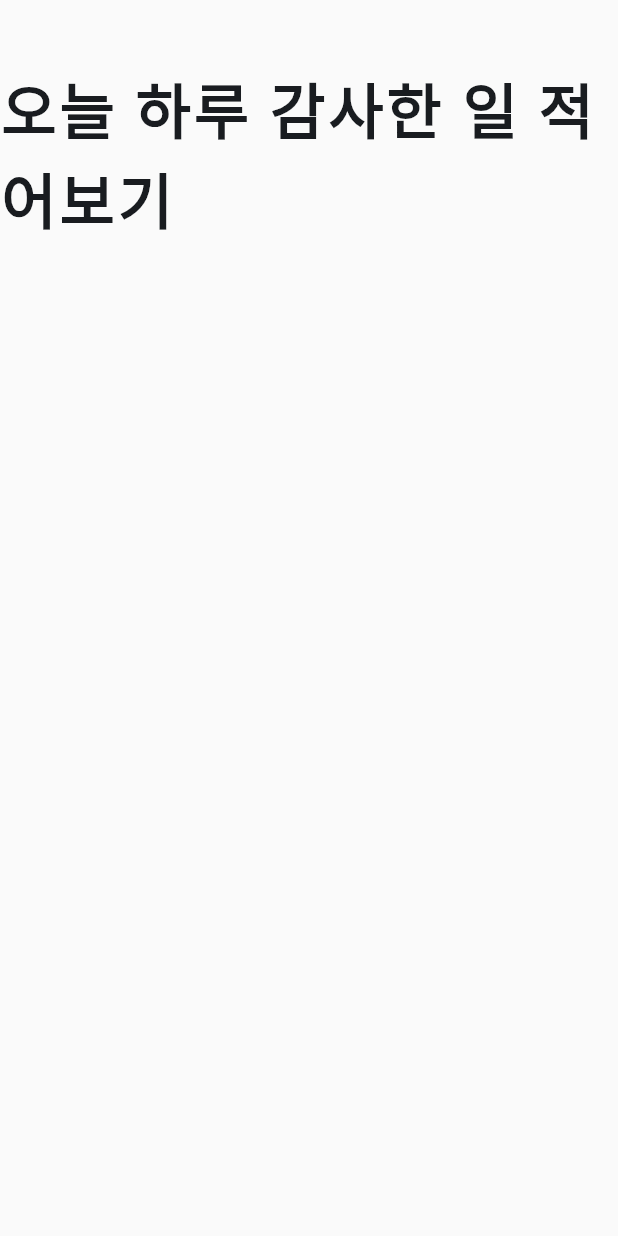
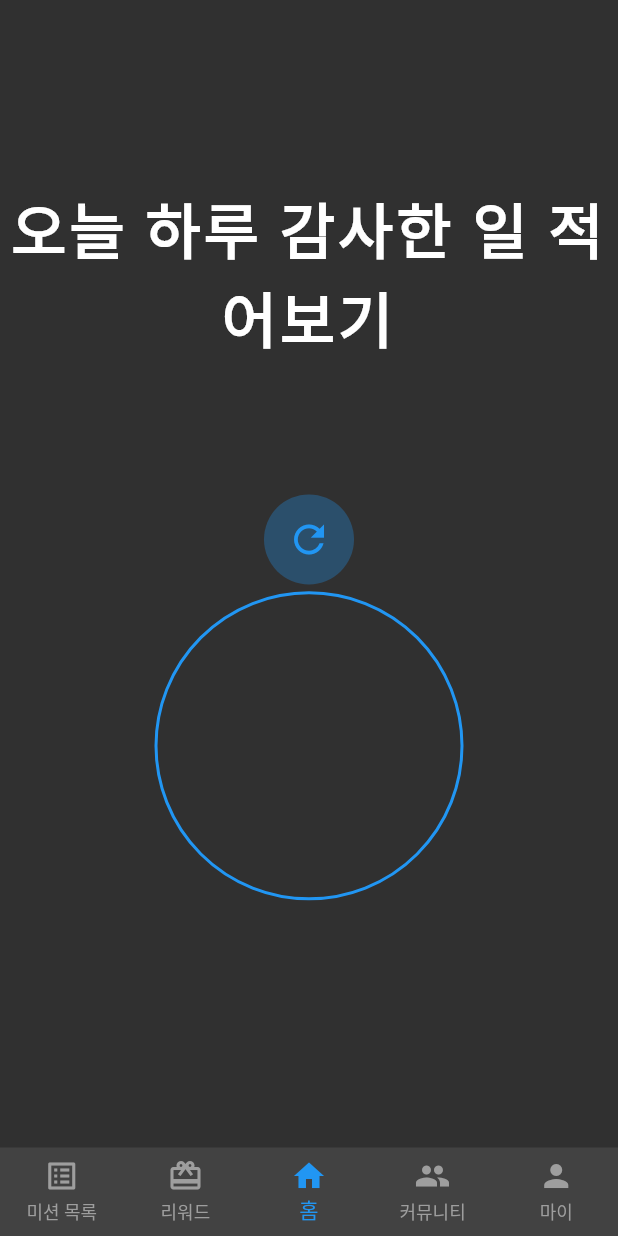
Before and after one commit to kimakuma/SIDE-comma, a Flutter app: the screen it shows after launch, on a phone screen of 412 x 824 dp. Run offline on Flutter 3.47's test engine with Material 3 defaults, Android fonts, the phone set to English and light mode, and no system bars; our stand-ins replace flutter_riverpod, riverpod_annotation; generated files the repository leaves out were written again.

Commit message:
옹 왔다

```diff
--- a/lib/core/router/app_router.dart
+++ /dev/null
@@ -1,18 +0,0 @@
-import 'package:flutter/material.dart';
-import 'package:go_router/go_router.dart';
-import 'package:comma/presentation/pages/main_page.dart';
-
-final goRouter = GoRouter(
-  initialLocation: '/',
-  routes: [
-    GoRoute(
-      path: '/',
-      builder: (context, state) => const MainPage(),
-    ),
-  ],
-  errorBuilder: (context, state) => Scaffold(
-    body: Center(
-      child: Text('페이지를 찾을 수 없습니다: ${state.error}'),
-    ),
-  ),
-);
--- a/lib/core/theme/app_theme.dart
+++ b/lib/core/theme/app_theme.dart
@@ -1,50 +1,92 @@
 import 'package:flutter/material.dart';
+
+class AppColors {
+  // Primary Colors
+  static const Color primary = Color(0xFF424242);
+  static const Color onPrimary = Color(0xFFFFFFFF);
+
+  // Background Colors
+  static const Color background = Color(0xFF303030);
+  static const Color surface = Color(0xFF424242);
+
+  // Text Colors
+  static const Color textPrimary = Color(0xFFFFFFFF);
+  static const Color textSecondary = Color(0xFFE0E0E0);
+  static const Color textHint = Color(0xFF9E9E9E);
+
+  // Icon Colors
+  static const Color iconPrimary = Color(0xFFFFFFFF);
+  static const Color iconSecondary = Color(0xFFE0E0E0);
+
+  // Border & Divider Colors
+  static const Color border = Color(0xFF484848);
+  static const Color divider = Color(0xFF484848);
+}
 
 class AppTheme {
   static ThemeData get lightTheme {
     return ThemeData(
-      useMaterial3: true,
-      brightness: Brightness.light,
-      colorScheme: ColorScheme.fromSeed(
-        seedColor: Colors.blue,
-        brightness: Brightness.light,
+      useMaterial3: false,
+      brightness: Brightness.dark,
+
+      // Color Scheme
+      colorScheme: const ColorScheme.dark(
+        primary: AppColors.primary,
+        onPrimary: AppColors.onPrimary,
+        secondary: AppColors.primary,
+        onSecondary: AppColors.onPrimary,
+        background: AppColors.background,
+        onBackground: AppColors.textPrimary,
+        surface: AppColors.surface,
+        onSurface: AppColors.textPrimary,
       ),
-      scaffoldBackgroundColor: Colors.grey[50],
+
+      // Scaffold Background Color
+      scaffoldBackgroundColor: AppColors.background,
+
+      // AppBar Theme
       appBarTheme: const AppBarTheme(
-        centerTitle: true,
+        backgroundColor: AppColors.surface,
+        foregroundColor: AppColors.textPrimary,
         elevation: 0,
-        backgroundColor: Colors.white,
-        foregroundColor: Colors.black,
       ),
-      cardTheme: CardThemeData(
-        elevation: 2,
-        shape: RoundedRectangleBorder(
-          borderRadius: BorderRadius.circular(12),
-        ),
+
+      // Bottom Navigation Bar Theme
+      bottomNavigationBarTheme: const BottomNavigationBarThemeData(
+        backgroundColor: AppColors.surface,
+        selectedItemColor: AppColors.textPrimary,
+        unselectedItemColor: AppColors.textHint,
+        type: BottomNavigationBarType.fixed,
+        elevation: 0,
       ),
-    );
-  }
 
-  static ThemeData get darkTheme {
-    return ThemeData(
-      useMaterial3: true,
-      brightness: Brightness.dark,
-      colorScheme: ColorScheme.fromSeed(
-        seedColor: Colors.blue,
-        brightness: Brightness.dark,
+      // Text Theme
+      textTheme: const TextTheme(
+        displayLarge: TextStyle(color: AppColors.textPrimary),
+        displayMedium: TextStyle(color: AppColors.textPrimary),
+        displaySmall: TextStyle(color: AppColors.textPrimary),
+        headlineMedium: TextStyle(color: AppColors.textPrimary),
+        headlineSmall: TextStyle(color: AppColors.textPrimary),
+        titleLarge: TextStyle(color: AppColors.textPrimary),
+        titleMedium: TextStyle(color: AppColors.textPrimary),
+        titleSmall: TextStyle(color: AppColors.textPrimary),
+        bodyLarge: TextStyle(color: AppColors.textPrimary),
+        bodyMedium: TextStyle(color: AppColors.textPrimary),
+        bodySmall: TextStyle(color: AppColors.textSecondary),
+        labelLarge: TextStyle(color: AppColors.textPrimary),
+        labelMedium: TextStyle(color: AppColors.textSecondary),
+        labelSmall: TextStyle(color: AppColors.textHint),
       ),
-      scaffoldBackgroundColor: Colors.grey[900],
-      appBarTheme: AppBarTheme(
-        centerTitle: true,
-        elevation: 0,
-        backgroundColor: Colors.grey[850],
-        foregroundColor: Colors.white,
+
+      // Icon Theme
+      iconTheme: const IconThemeData(
+        color: AppColors.iconPrimary,
       ),
-      cardTheme: CardThemeData(
-        elevation: 2,
-        shape: RoundedRectangleBorder(
-          borderRadius: BorderRadius.circular(12),
-        ),
+
+      // Divider Theme
+      dividerTheme: const DividerThemeData(
+        color: AppColors.divider,
+        thickness: 1,
       ),
     );
   }
--- a/lib/domain/repositories/mission_repository.dart
+++ b/lib/domain/repositories/mission_repository.dart
@@ -1,5 +1,3 @@
-import '../../data/models/mission.dart';
-
 abstract class MissionRepository {
-  Future<String> getMission();
+  Future<String> getRandomMission();
 }
--- a/lib/main.dart
+++ b/lib/main.dart
@@ -1,29 +1,21 @@
 import 'package:flutter/material.dart';
-import 'package:comma/core/theme/app_theme.dart';
 import 'package:flutter_riverpod/flutter_riverpod.dart';
-
-import 'package:comma/core/router/app_router.dart';
+import 'presentation/pages/main_navigation.dart';
+import 'core/theme/app_theme.dart';
 
 void main() {
-  runApp(
-    const ProviderScope(
-      child: MyApp(),
-    ),
-  );
+  runApp(const ProviderScope(child: MyApp()));
 }
 
-class MyApp extends ConsumerWidget {
+class MyApp extends StatelessWidget {
   const MyApp({super.key});
 
   @override
-  Widget build(BuildContext context, WidgetRef ref) {
-    return MaterialApp.router(
+  Widget build(BuildContext context) {
+    return MaterialApp(
       title: 'Comma',
       theme: AppTheme.lightTheme,
-      darkTheme: AppTheme.darkTheme,
-      themeMode: ThemeMode.system,
-      routerConfig: goRouter,
-      debugShowCheckedModeBanner: false,
+      home: const MainNavigation(),
     );
   }
 }
--- /dev/null
+++ b/lib/presentation/pages/main_navigation.dart
@@ -0,0 +1,67 @@
+import 'package:flutter/material.dart';
+import 'main_page.dart';
+import 'mission_list_page.dart';
+import 'reward_page.dart';
+import 'community_page.dart';
+import 'my_page.dart';
+
+class MainNavigation extends StatefulWidget {
+  const MainNavigation({super.key});
+
+  @override
+  State<MainNavigation> createState() => _MainNavigationState();
+}
+
+class _MainNavigationState extends State<MainNavigation> {
+  int _selectedIndex = 2; // 홈 페이지를 기본으로 설정
+
+  final List<Widget> _pages = [
+    const MissionListPage(),
+    const RewardPage(),
+    const MainPage(),
+    const CommunityPage(),
+    const MyPage(),
+  ];
+
+  void _onItemTapped(int index) {
+    setState(() {
+      _selectedIndex = index;
+    });
+  }
+
+  @override
+  Widget build(BuildContext context) {
+    return Scaffold(
+      body: _pages[_selectedIndex],
+      bottomNavigationBar: BottomNavigationBar(
+        type: BottomNavigationBarType.fixed,
+        items: const [
+          BottomNavigationBarItem(
+            icon: Icon(Icons.list_alt),
+            label: '미션 목록',
+          ),
+          BottomNavigationBarItem(
+            icon: Icon(Icons.card_giftcard),
+            label: '리워드',
+          ),
+          BottomNavigationBarItem(
+            icon: Icon(Icons.home),
+            label: '홈',
+          ),
+          BottomNavigationBarItem(
+            icon: Icon(Icons.people),
+            label: '커뮤니티',
+          ),
+          BottomNavigationBarItem(
+            icon: Icon(Icons.person),
+            label: '마이',
+          ),
+        ],
+        currentIndex: _selectedIndex,
+        selectedItemColor: Colors.blue,
+        unselectedItemColor: Colors.grey,
+        onTap: _onItemTapped,
+      ),
+    );
+  }
+}
--- a/lib/presentation/pages/main_page.dart
+++ b/lib/presentation/pages/main_page.dart
@@ -1,7 +1,8 @@
 import 'package:flutter/material.dart';
 import 'package:flutter_riverpod/flutter_riverpod.dart';
-
+import 'dart:math' as math;
 import '../providers/mission_provider.dart';
+import '../providers/water_level_provider.dart';
 
 class MainPage extends ConsumerStatefulWidget {
   const MainPage({super.key});
@@ -13,23 +14,24 @@ class MainPage extends ConsumerStatefulWidget {
 class _MainPageState extends ConsumerState<MainPage> with TickerProviderStateMixin {
   String _displayText = '';
   String _fullText = '';
-  int _charIndex = 0;
   bool _isAnimating = false;
   bool _isLoading = true;
+  bool _isTypingComplete = false;
+  int _charIndex = 0;
 
-  late final AnimationController _fallController = AnimationController(
-    duration: const Duration(milliseconds: 2000),
+  late final AnimationController _shrinkController = AnimationController(
+    duration: const Duration(milliseconds: 1000),
     vsync: this,
   );
 
-  late final Animation<double> _morphAnimation = CurvedAnimation(
-    parent: _fallController,
-    curve: const Interval(0.0, 0.3, curve: Curves.easeInOut),
-  );
+  late final AnimationController _waveController = AnimationController(
+    duration: const Duration(milliseconds: 2000),
+    vsync: this,
+  )..repeat();
 
-  late final Animation<double> _fallAnimation = CurvedAnimation(
-    parent: _fallController,
-    curve: const Interval(0.3, 1.0, curve: Curves.easeIn),
+  late final Animation<double> _shrinkAnimation = CurvedAnimation(
+    parent: _shrinkController,
+    curve: Curves.easeInOut,
   );
 
   @override
@@ -39,7 +41,17 @@ class _MainPageState extends ConsumerState<MainPage> with TickerProviderStateMix
   }
 
   Future<void> _loadMission() async {
+    if (!mounted) return;
+    setState(() {
+      _isLoading = true;
+      _isAnimating = false;
+      _isTypingComplete = false;
+      _charIndex = 0;
+      _displayText = '';
+    });
+
     final mission = await ref.read(getMissionProvider.future);
+    if (!mounted) return;
     setState(() {
       _fullText = mission;
       _isLoading = false;
@@ -50,32 +62,48 @@ class _MainPageState extends ConsumerState<MainPage> with TickerProviderStateMix
   void _startTypingAnimation() {
     if (_isLoading) return;
     Future.delayed(const Duration(milliseconds: 500), () {
+      if (!mounted) return;
       _typeNextChar();
     });
   }
 
   void _typeNextChar() {
+    if (!mounted) return;
     if (_charIndex < _fullText.length) {
       setState(() {
         _displayText = _fullText.substring(0, _charIndex + 1);
         _charIndex++;
       });
       Future.delayed(const Duration(milliseconds: 200), _typeNextChar);
+    } else {
+      setState(() {
+        _isTypingComplete = true;
+      });
     }
   }
 
-  void _startFallAnimation() {
-    if (!_isAnimating && _charIndex >= _fullText.length) {
+  void _startShrinkAnimation() {
+    if (!_isAnimating && _isTypingComplete) {
       setState(() {
         _isAnimating = true;
       });
-      _fallController.forward();
+      ref.read(waterLevelProvider.notifier).increaseWaterLevel();
+      _shrinkController.forward().then((_) {
+        if (!mounted) return;
+        _loadMission();
+      });
     }
+  }
+
+  void _resetMission() {
+    _shrinkController.reset();
+    _loadMission();
   }
 
   @override
   void dispose() {
-    _fallController.dispose();
+    _shrinkController.dispose();
+    _waveController.dispose();
     super.dispose();
   }
 
@@ -83,41 +111,44 @@ class _MainPageState extends ConsumerState<MainPage> with TickerProviderStateMix
   Widget build(BuildContext context) {
     final screenHeight = MediaQuery.of(context).size.height;
     final screenWidth = MediaQuery.of(context).size.width;
+    final circleSize = screenWidth * 0.5;
+    final waterLevel = ref.watch(waterLevelProvider);
 
     return Scaffold(
       body: SafeArea(
-        child: Column(
+        child: Stack(
           children: [
-            SizedBox(
-              height: screenHeight * 0.25,
-              child: Center(
+            // 텍스트 애니메이션
+            Positioned(
+              top: screenHeight * 0.15,
+              left: 0,
+              right: 0,
               child: _isLoading
-                    ? const CircularProgressIndicator()
+                  ? const Center(child: CircularProgressIndicator())
                   : GestureDetector(
-                        onTap: _startFallAnimation,
-                        child: !_isAnimating
-                          ? Text(
+                      onTap: _startShrinkAnimation,
+                      child: AnimatedBuilder(
+                        animation: _shrinkAnimation,
+                        builder: (context, child) {
+                          final scale = 1.0 - (_shrinkAnimation.value * 0.8);
+                          final opacity = 1.0 - _shrinkAnimation.value;
+                          final moveDown = _shrinkAnimation.value * screenHeight * 0.3;
+
+                          return Transform.translate(
+                            offset: Offset(0, moveDown),
+                            child: Opacity(
+                              opacity: opacity,
+                              child: Transform.scale(
+                                scale: scale,
+                                child: Text(
                                   _displayText,
                                   style: const TextStyle(
                                     fontSize: 40,
                                     fontWeight: FontWeight.bold,
                                     letterSpacing: 2.0,
                                   ),
-                            )
-                          : SizedBox(
-                              width: screenWidth,
-                              height: screenHeight * 0.7,
-                              child: AnimatedBuilder(
-                                animation: _fallController,
-                                builder: (context, child) {
-                                  return CustomPaint(
-                                    painter: LinePainter(
-                                      text: _fullText,
-                                      morphProgress: _morphAnimation.value,
-                                      fallProgress: _fallAnimation.value,
-                                      style: const TextStyle(
-                                        fontSize: 40,
-                                        fontWeight: FontWeight.bold,
+                                  textAlign: TextAlign.center,
+                                ),
                               ),
                             ),
                           );
@@ -125,14 +156,109 @@ class _MainPageState extends ConsumerState<MainPage> with TickerProviderStateMix
                       ),
                     ),
             ),
+
+            // 새로고침 버튼
+            Positioned(
+              top: screenHeight * 0.4,
+              left: (screenWidth - 60) / 2,
+              child: GestureDetector(
+                onTap: _resetMission,
+                child: Container(
+                  width: 60,
+                  height: 60,
+                  decoration: BoxDecoration(
+                    shape: BoxShape.circle,
+                    color: Colors.blue.withOpacity(0.3),
+                  ),
+                  child: const Icon(
+                    Icons.refresh,
+                    color: Colors.blue,
+                    size: 30,
                   ),
                 ),
-            const Expanded(child: SizedBox()),
+              ),
+            ),
+
+            // 물결 원
+            Positioned(
+              bottom: screenHeight * 0.2,
+              left: (screenWidth - circleSize) / 2,
+              width: circleSize,
+              height: circleSize,
+              child: Stack(
+                children: [
+                  Container(
+                    decoration: BoxDecoration(
+                      shape: BoxShape.circle,
+                      border: Border.all(
+                        color: Colors.blue,
+                        width: 2.0,
+                      ),
+                    ),
+                  ),
+                  if (_isAnimating || waterLevel > 0)
+                    AnimatedBuilder(
+                      animation: _waveController,
+                      builder: (context, child) {
+                        return CustomPaint(
+                          painter: WavePainter(
+                            animation: _waveController,
+                            fillPercent: waterLevel,
+                            waveColor: Colors.blue.withOpacity(0.3),
+                          ),
+                          size: Size(circleSize, circleSize),
+                        );
+                      },
+                    ),
+                ],
+              ),
+            ),
           ],
         ),
       ),
     );
   }
+}
+
+class WavePainter extends CustomPainter {
+  final Animation<double> animation;
+  final double fillPercent;
+  final Color waveColor;
+
+  WavePainter({
+    required this.animation,
+    required this.fillPercent,
+    required this.waveColor,
+  });
+
+  @override
+  void paint(Canvas canvas, Size size) {
+    final rect = Offset.zero & size;
+    final path = Path();
+
+    canvas.clipPath(Path()..addOval(rect));
+
+    final waveHeight = size.height * 0.05;
+    final baseHeight = size.height * (1 - fillPercent);
+
+    path.moveTo(0, baseHeight);
+
+    for (var i = 0.0; i <= size.width; i++) {
+      path.lineTo(
+        i,
+        baseHeight + math.sin((animation.value * 360 + i) * math.pi / 180) * waveHeight,
+      );
+    }
+
+    path.lineTo(size.width, size.height);
+    path.lineTo(0, size.height);
+    path.close();
+
+    canvas.drawPath(path, Paint()..color = waveColor);
+  }
+
+  @override
+  bool shouldRepaint(covariant CustomPainter oldDelegate) => true;
 }
 
 class LinePainter extends CustomPainter {
--- a/lib/presentation/providers/mission_provider.dart
+++ b/lib/presentation/providers/mission_provider.dart
@@ -1,6 +1,4 @@
 import 'package:riverpod_annotation/riverpod_annotation.dart';
-
-import '../../data/models/mission.dart';
 import '../../domain/repositories/mission_repository.dart';
 import '../../data/repositories/local_mission_repository.dart';
 
@@ -14,5 +12,5 @@ MissionRepository missionRepository(MissionRepositoryRef ref) {
 @riverpod
 Future<String> getMission(GetMissionRef ref) {
   final repository = ref.watch(missionRepositoryProvider);
-  return repository.getMission();
+  return repository.getRandomMission();
 }
--- a/pubspec.yaml
+++ b/pubspec.yaml
@@ -86,7 +86,8 @@ flutter:
   uses-material-design: true
 
   assets:
-    - assets/data/
+    - assets/data/missions.json
+    - assets/data/complete_messages.json
 
   # To add assets to your application, add an assets section, like this:
   # assets:
```
Also changed, not shown: assets/data/complete_messages.json (added, +19 -0 lines), assets/data/messages.json (added, +36 -0 lines), lib/data/database/mission.dart (deleted, +0 -63 lines), lib/data/models/mission.dart (deleted, +0 -22 lines), lib/data/repositories/local_mission_repository.dart (+11 -8 lines), lib/presentation/pages/community_page.dart (added, +14 -0 lines), lib/presentation/pages/mission_list_page.dart (added, +14 -0 lines), lib/presentation/pages/my_page.dart (added, +14 -0 lines), lib/presentation/pages/reward_page.dart (added, +14 -0 lines), lib/presentation/providers/water_level_provider.dart (added, +20 -0 lines), lib/data/models/mission.freezed.dart (deleted), lib/data/models/mission.g.dart (deleted), lib/presentation/providers/mission_provider.g.dart, lib/presentation/providers/water_level_provider.g.dart (added). Lines whose indentation alone changed are shown as unchanged.
